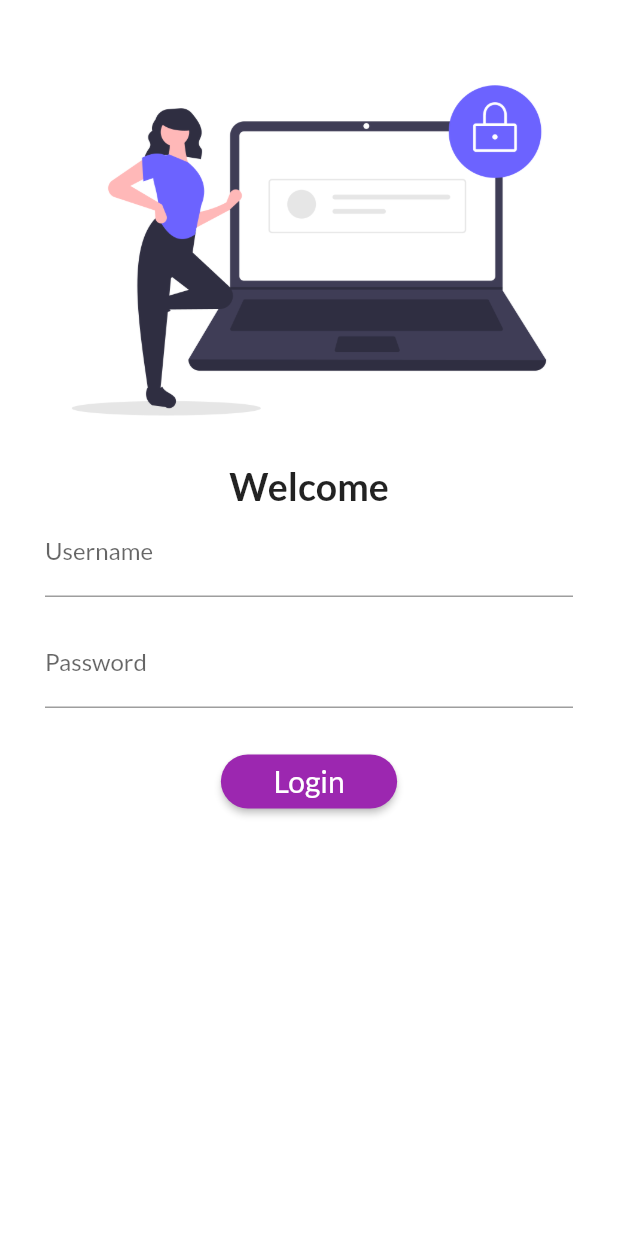
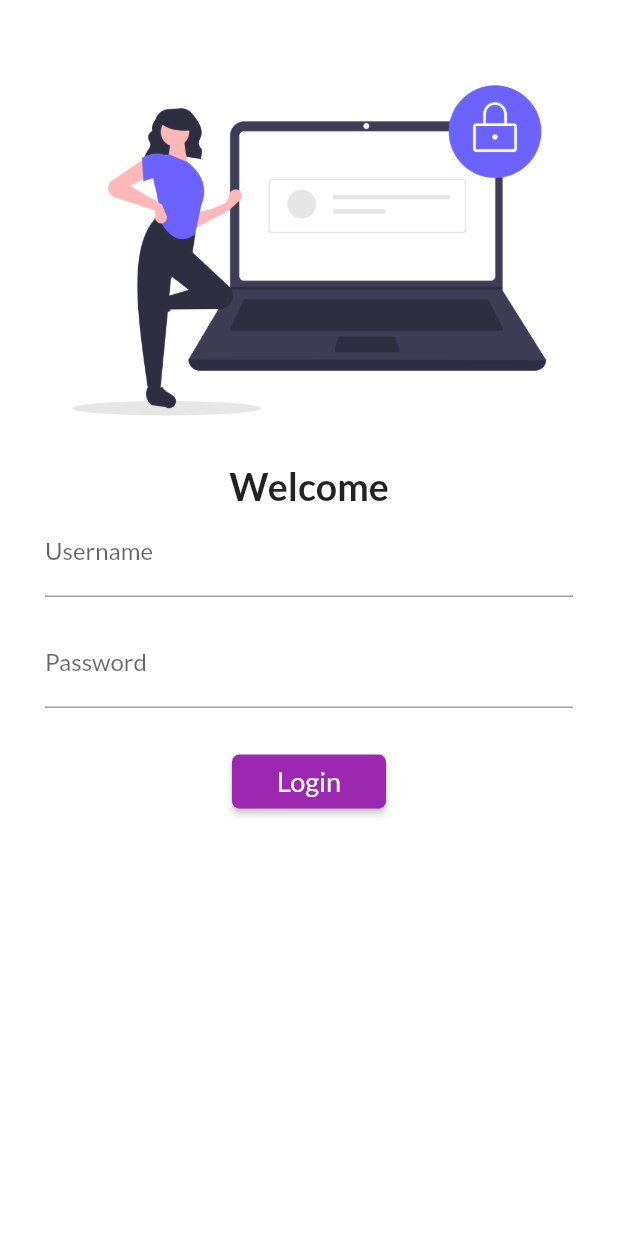
Before and after one commit to MominKhattar/fluttertraining, a Flutter app: the screen it shows after launch, on a phone screen of 412 x 824 dp. Run offline on Flutter 3.47's test engine with Material 2 defaults, Android fonts, the phone set to English and light mode, and no system bars; our stand-ins replace google_fonts.

```diff
--- a/lib/main.dart
+++ b/lib/main.dart
@@ -2,6 +2,7 @@ import 'package:flutter/material.dart';
 import 'package:fluttertraining/pages/login.dart';
 import 'pages/home_page.dart';
 import 'package:google_fonts/google_fonts.dart';
+import 'utils/routes.dart';
 
 
 void main() {
@@ -14,6 +15,8 @@ class MyApp extends StatelessWidget {
   @override
   Widget build(BuildContext context) {
     return MaterialApp(
+
+      debugShowCheckedModeBanner: false,
 
       //for changing theme
 
@@ -37,8 +40,8 @@ class MyApp extends StatelessWidget {
 
       initialRoute: '/login',
       routes:{
-        '/' : (context)=> HomePage(),
-        '/login' : (context)=>LoginPage(),
+        MyRoutes.homeRoute : (context)=> HomePage(),
+        MyRoutes.loginRoute : (context)=>LoginPage(),
       }
 
     );
--- a/lib/pages/login.dart
+++ b/lib/pages/login.dart
@@ -1,4 +1,5 @@
 import 'package:flutter/material.dart';
+import 'package:fluttertraining/utils/routes.dart';
 
 
 class LoginPage extends StatelessWidget {
@@ -6,15 +7,17 @@ class LoginPage extends StatelessWidget {
 
   @override
   Widget build(BuildContext context) {
-    return Scaffold(
+    return SafeArea(
+      child: Scaffold(
         backgroundColor: Colors.white,
-      body: Column(
+        body: SingleChildScrollView(
+          child: Column(
             children: [
               SizedBox(
                 height: 25,
               ),
               Image.asset('images/login.png',
-          fit: BoxFit.cover,),
+              fit: BoxFit.fill,),
               Text('Welcome',
               style: TextStyle(
                 fontSize: 25,
@@ -51,18 +54,22 @@ class LoginPage extends StatelessWidget {
 
 
                     ElevatedButton(onPressed: ()
-                { print('Login');},
+                    {
+                      Navigator.pushNamed(context, MyRoutes.homeRoute);
+
+                    },
                         child: Text('Login',
                         style: TextStyle(
-                      fontSize: 20,
+                          fontSize: 18,
                         ),),
                       style: ElevatedButton.styleFrom(shape: RoundedRectangleBorder(
-                    borderRadius: BorderRadius.circular(25),
+                        borderRadius: BorderRadius.circular(5),
                       ),
-                 padding: EdgeInsets.symmetric(horizontal: 35),
+                     padding: EdgeInsets.symmetric(horizontal: 30, vertical: 5),
                       ),
 
                       ),
+
 
 
                   ],
@@ -73,7 +80,9 @@ class LoginPage extends StatelessWidget {
               )
 
             ],
+          ),
         )
+      ),
     );
   }
 }
--- /dev/null
+++ b/lib/utils/routes.dart
@@ -0,0 +1,4 @@
+class MyRoutes{
+  static String loginRoute = '/login';
+  static String homeRoute = "home" ;
+}
```
Lines whose indentation alone changed are shown as unchanged.
